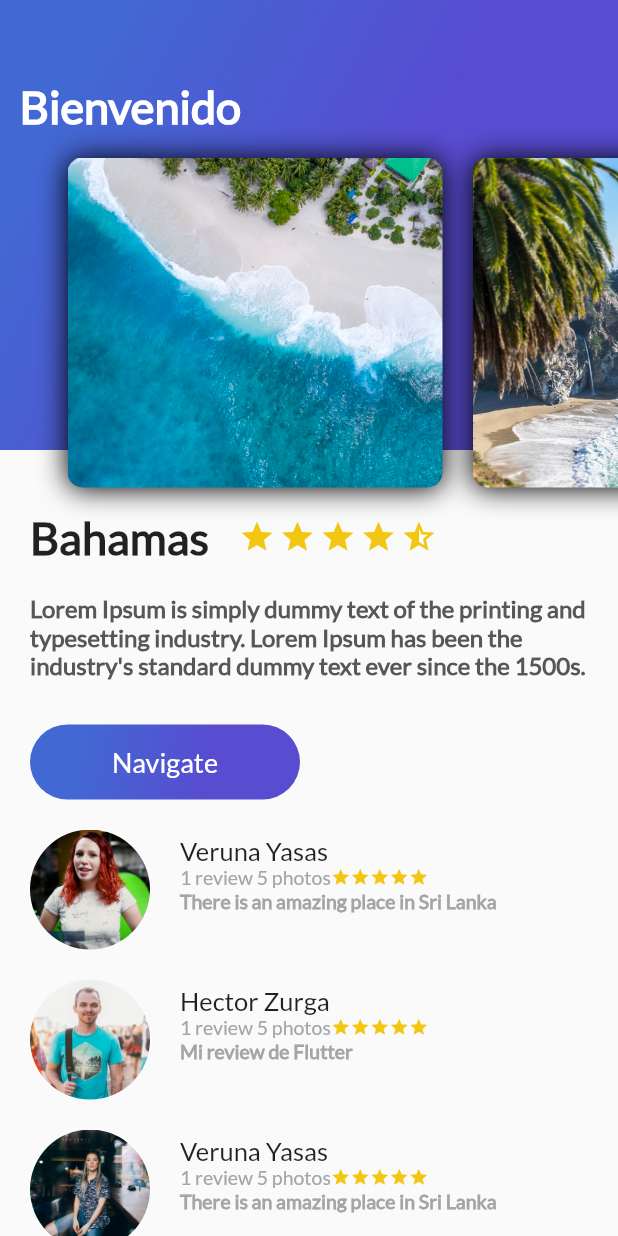
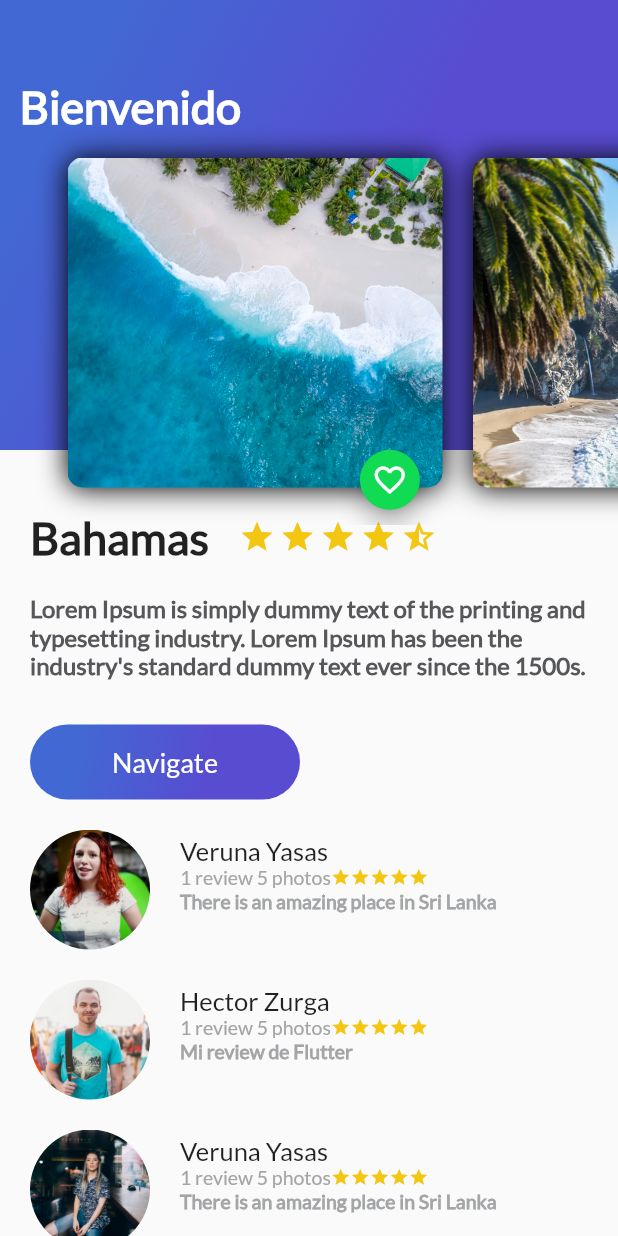
Before and after one commit to HectorZR/flutter-basico, a Flutter app: the screen it shows after launch, on a phone screen of 412 x 824 dp. Run offline on Flutter 3.47's test engine with Material 2 defaults, Android fonts, the phone set to English and light mode, and no system bars.

Commit message:
added green heart button to horizontal scrolling

```diff
--- a/lib/card_image.dart
+++ b/lib/card_image.dart
@@ -1,4 +1,5 @@
 import 'package:flutter/material.dart';
+import 'floating_action_button_green.dart';
 
 class CardImage extends StatelessWidget {
   String pathImage = 'assets/img/beach_palm.jpeg';
@@ -19,6 +20,9 @@ class CardImage extends StatelessWidget {
                 color: Colors.black, blurRadius: 15.0, offset: Offset(0.0, 0.7))
           ]),
     );
-    return card;
+    return Stack(
+      alignment: Alignment(0.9, 1.15),
+      children: <Widget>[card, FloatingActionButtonGreen()],
+    );
   }
 }
--- /dev/null
+++ b/lib/floating_action_button_green.dart
@@ -0,0 +1,35 @@
+import 'package:flutter/material.dart';
+
+class FloatingActionButtonGreen extends StatefulWidget {
+  @override
+  State<StatefulWidget> createState() {
+    return _FloatingActionButtonGreen();
+  }
+}
+
+class _FloatingActionButtonGreen extends State<FloatingActionButtonGreen> {
+  bool isFavorite = false;
+
+  void onPressedFav() {
+    setState(() {
+      final contextScaffold = Scaffold.of(context);
+      contextScaffold.removeCurrentSnackBar();
+      contextScaffold.showSnackBar(SnackBar(
+        content: Text((!this.isFavorite ? "Agregaste a" : "Eliminaste de") +
+            " tus favoritos"),
+      ));
+      this.isFavorite = !this.isFavorite;
+    });
+  }
+
+  @override
+  Widget build(BuildContext context) {
+    return FloatingActionButton(
+      backgroundColor: Color(0xFF11DA53),
+      mini: true,
+      tooltip: "Fav",
+      onPressed: onPressedFav,
+      child: Icon(this.isFavorite ? Icons.favorite : Icons.favorite_border),
+    );
+  }
+}
```
